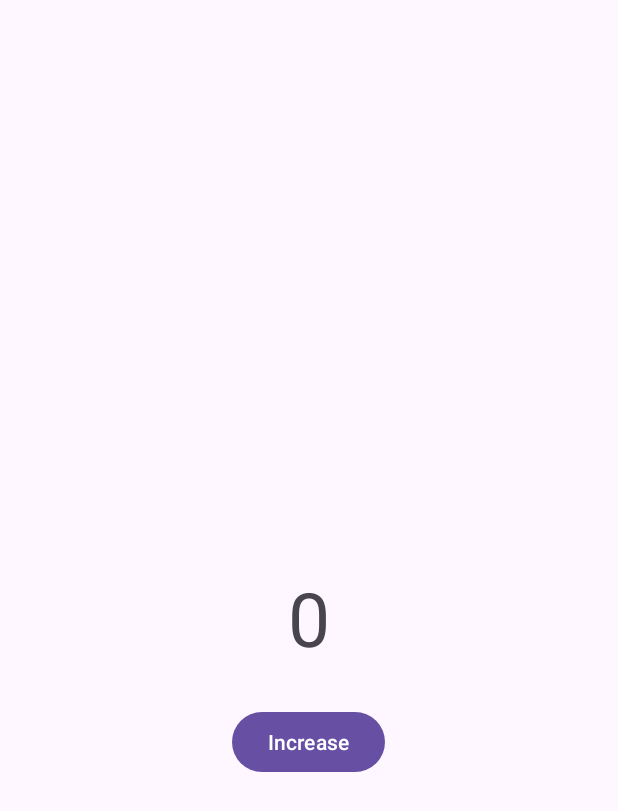
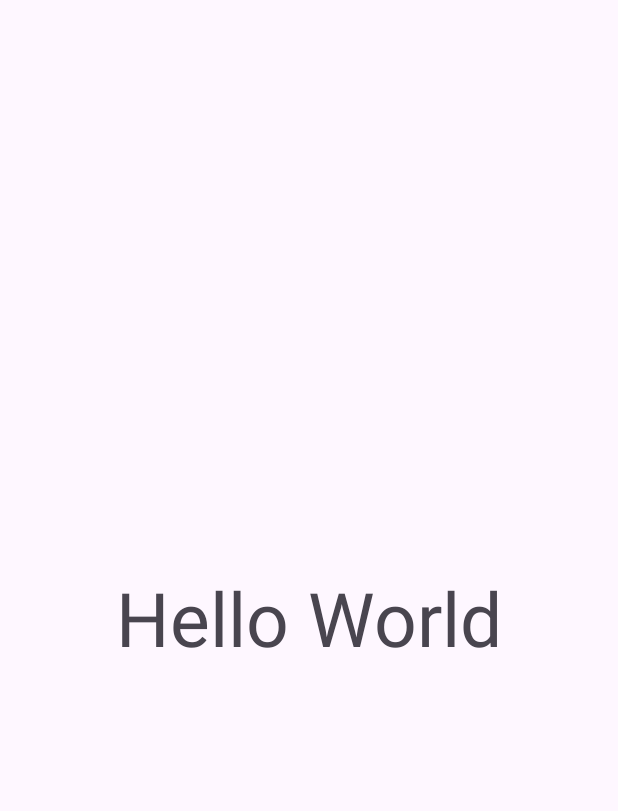
Before and after one commit to unrealblood/AndroidArchitectureProject, an Android app: the screen it shows after launch (MainActivity), on a phone screen of 412 x 824 dp. Shown: the top 811 px of the screen. Run offline under Robolectric (Android 15) with nearby library versions, the phone set to English and light mode, and no system bars.

Commit message:
Project cleanup

```diff
--- a/app/src/main/java/com/strength/androidarchitectureproject/MainActivity.kt
+++ b/app/src/main/java/com/strength/androidarchitectureproject/MainActivity.kt
@@ -2,38 +2,11 @@ package com.strength.androidarchitectureproject
 
 import androidx.appcompat.app.AppCompatActivity
 import android.os.Bundle
-import android.widget.Button
-import android.widget.TextView
 import androidx.lifecycle.LifecycleOwner
-import androidx.lifecycle.ViewModelProvider
-import com.strength.androidarchitectureproject.viewmodels.MainViewModel
 
 class MainActivity : AppCompatActivity(), LifecycleOwner {
-    init {
-        lifecycle.addObserver(MyLifecycleObserver())
-    }
-
-    private lateinit var numberTextView : TextView
-    private lateinit var increaseButton : Button
-
     override fun onCreate(savedInstanceState: Bundle?) {
         super.onCreate(savedInstanceState)
         setContentView(R.layout.activity_main)
-
-        numberTextView = findViewById(R.id.number_text_view_MA)
-        increaseButton = findViewById(R.id.increment_button_MA)
-
-        val mainViewModel = ViewModelProvider(this).get(MainViewModel::class.java)
-
-        updateNumberTextView(numberTextView, mainViewModel)
-
-        increaseButton.setOnClickListener {
-            mainViewModel.incrementNumberX()
-            updateNumberTextView(numberTextView, mainViewModel)
-        }
-    }
-
-    private fun updateNumberTextView(textView : TextView, mainViewModel: MainViewModel) {
-        textView.text = mainViewModel.numberX.toString()
     }
 }
--- a/app/src/main/java/com/strength/androidarchitectureproject/MyLifecycleObserver.kt
+++ /dev/null
@@ -1,14 +0,0 @@
-package com.strength.androidarchitectureproject
-
-import androidx.lifecycle.DefaultLifecycleObserver
-import androidx.lifecycle.LifecycleOwner
-
-class MyLifecycleObserver() : DefaultLifecycleObserver {
-    override fun onStart(owner: LifecycleOwner) {
-        super.onStart(owner)
-    }
-
-    override fun onStop(owner: LifecycleOwner) {
-        super.onStop(owner)
-    }
-}
--- a/app/src/main/java/com/strength/androidarchitectureproject/viewmodels/MainViewModel.kt
+++ /dev/null
@@ -1,11 +0,0 @@
-package com.strength.androidarchitectureproject.viewmodels
-
-import androidx.lifecycle.ViewModel
-
-class MainViewModel : ViewModel() {
-    var numberX = 0
-
-    fun incrementNumberX() {
-        numberX++
-    }
-}
--- a/app/src/main/res/layout/activity_main.xml
+++ b/app/src/main/res/layout/activity_main.xml
@@ -12,15 +12,6 @@
         android:layout_height="wrap_content"
         android:layout_centerInParent="true"
         android:textSize="50sp"
-        android:text="0" />
-
-    <Button
-        android:id="@+id/increment_button_MA"
-        android:layout_centerHorizontal="true"
-        android:text="Increase"
-        android:layout_marginTop="25dp"
-        android:layout_width="wrap_content"
-        android:layout_below="@id/number_text_view_MA"
-        android:layout_height="wrap_content" />
+        android:text="Hello World" />
 
 </RelativeLayout>
```
